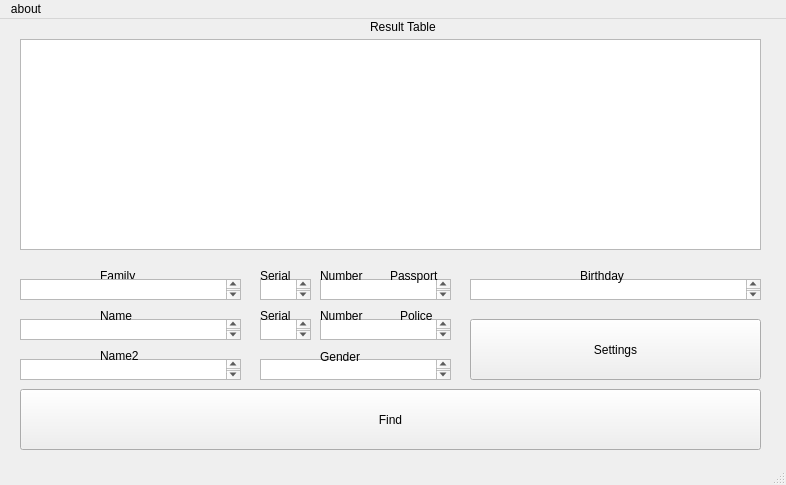
Above: v1.ui from mkdk/vista before the change. Below: the same form after it.
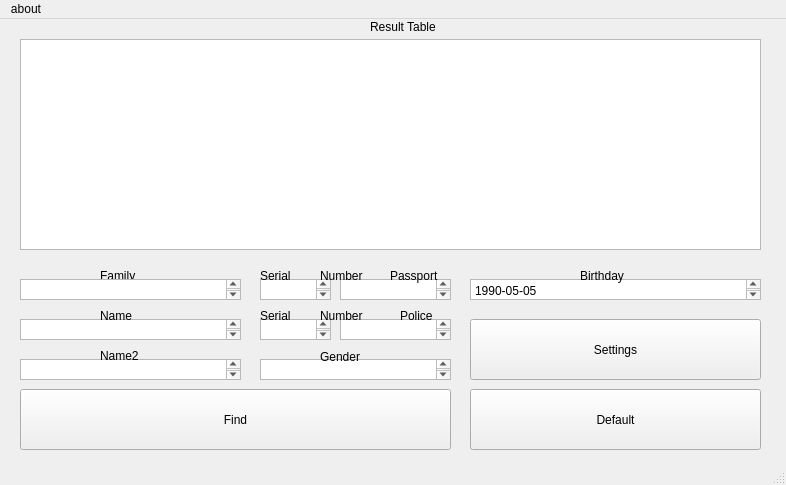
That is the form after the change.

Patch:
```diff
--- a/v1.ui
+++ b/v1.ui
@@ -19,7 +19,7 @@
      <rect>
       <x>20</x>
       <y>370</y>
-      <width>741</width>
+      <width>431</width>
       <height>61</height>
      </rect>
     </property>
@@ -83,9 +83,9 @@
    <widget class="QTextEdit" name="numberPassEdit">
     <property name="geometry">
      <rect>
-      <x>320</x>
+      <x>340</x>
       <y>260</y>
-      <width>131</width>
+      <width>111</width>
       <height>21</height>
      </rect>
     </property>
@@ -100,9 +100,9 @@
    <widget class="QTextEdit" name="numberPoliceEdit">
     <property name="geometry">
      <rect>
-      <x>320</x>
+      <x>340</x>
       <y>300</y>
-      <width>131</width>
+      <width>111</width>
       <height>21</height>
      </rect>
     </property>
@@ -246,6 +246,7 @@
 &lt;html&gt;&lt;head&gt;&lt;meta name=&quot;qrichtext&quot; content=&quot;1&quot; /&gt;&lt;style type=&quot;text/css&quot;&gt;
 p, li { white-space: pre-wrap; }
 &lt;/style&gt;&lt;/head&gt;&lt;body style=&quot; font-family:'Sans Serif'; font-size:9pt; font-weight:400; font-style:normal;&quot;&gt;
+&lt;p style=&quot; margin-top:0px; margin-bottom:0px; margin-left:0px; margin-right:0px; -qt-block-indent:0; text-indent:0px;&quot;&gt;1990-05-05&lt;/p&gt;
 &lt;p style=&quot;-qt-paragraph-type:empty; margin-top:0px; margin-bottom:0px; margin-left:0px; margin-right:0px; -qt-block-indent:0; text-indent:0px;&quot;&gt;&lt;br /&gt;&lt;/p&gt;&lt;/body&gt;&lt;/html&gt;</string>
     </property>
    </widget>
@@ -280,7 +281,7 @@
      <rect>
       <x>260</x>
       <y>260</y>
-      <width>51</width>
+      <width>71</width>
       <height>21</height>
      </rect>
     </property>
@@ -323,7 +324,7 @@
      <rect>
       <x>260</x>
       <y>300</y>
-      <width>51</width>
+      <width>71</width>
       <height>21</height>
      </rect>
     </property>
@@ -361,6 +362,19 @@
      <string>Number</string>
     </property>
    </widget>
+   <widget class="QPushButton" name="Default">
+    <property name="geometry">
+     <rect>
+      <x>470</x>
+      <y>370</y>
+      <width>291</width>
+      <height>61</height>
+     </rect>
+    </property>
+    <property name="text">
+     <string>Default</string>
+    </property>
+   </widget>
    <zorder>Find</zorder>
    <zorder>NameText</zorder>
    <zorder>Name2Text</zorder>
```
Left out of the diff: 39 changed lines with no effect on the pictures.
